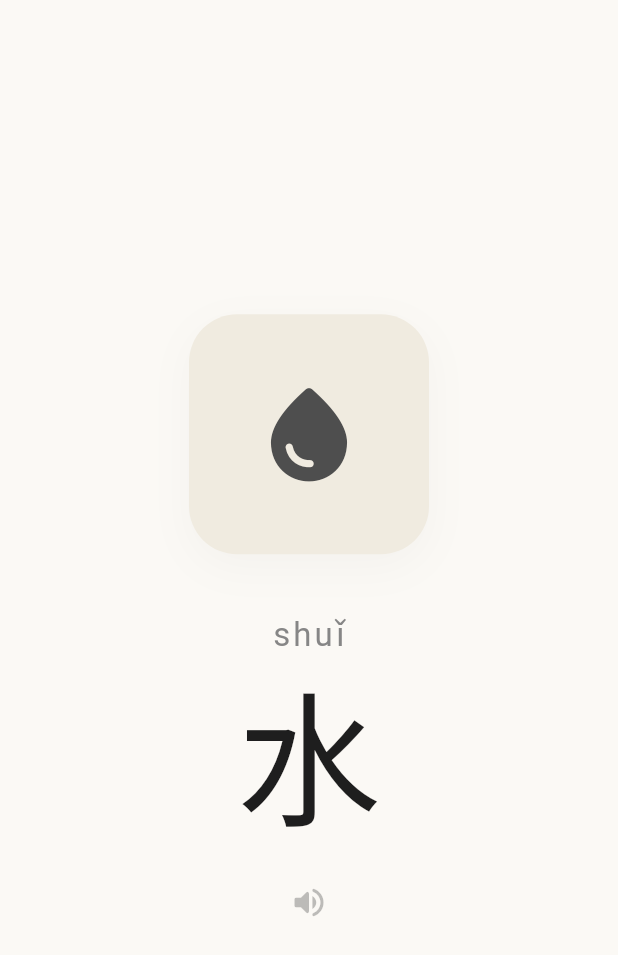
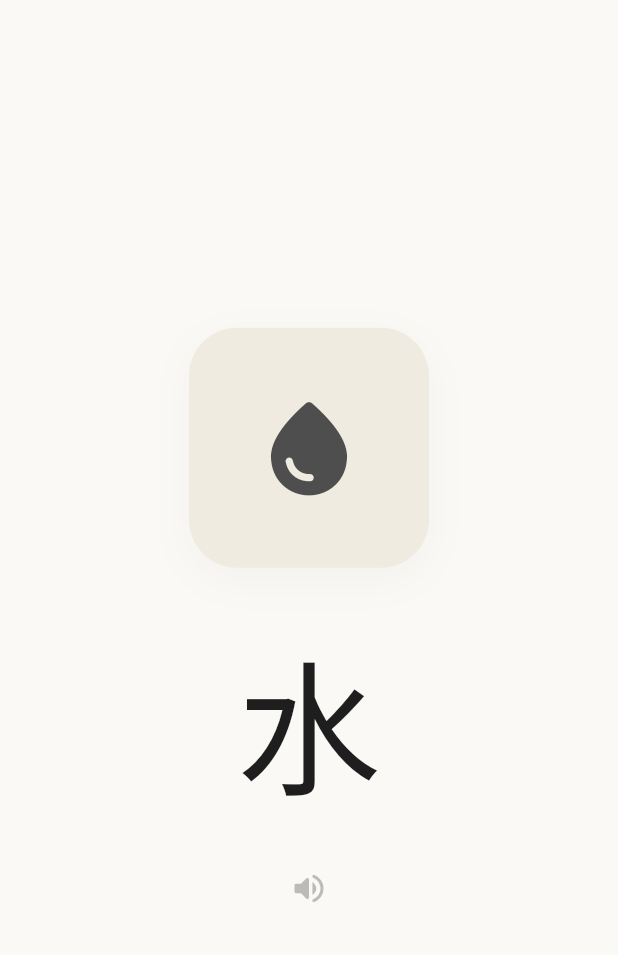
Before and after one commit to mansourvery-hub/gradually-, a Flutter app: the screen it shows after launch, on a phone screen of 412 x 824 dp. Shown: the top 955 px of the screen. Run offline on Flutter 3.47's test engine with Material 3 defaults, Android fonts, the phone set to English and light mode, and no system bars; our stand-ins replace drift, drift_flutter, flutter_riverpod; missing offline and left inert: dart_jieba, fsrs; accounts and stored records are empty; generated files the repository leaves out were written again.

Commit message:
feat: complete pinyin removal, smooth lightweight cross-fade, and full 45-word bootstrap curriculum rotation
- Remove all pinyin rendering from reader UI for pure monolingual immersion
- Add lightweight AnimatedSwitcher (200ms easeOut) for smooth card transitions
- Wire complete 45-word target bootstrap sequence (水, 茶, 喝, 吃, 米饭, 大, 小, 猫, 鱼, 跑, 天气, 下雨, 朋友...) followed by Stories 1-3
- Add least-recently-read rotation in V1ContentSelector for infinite smooth re-reading
- 65/65 tests passing, dart analyze clean, curriculum validator verified

Co-authored-by: z-ai/glm-5.3-free <noreply@z.ai>

```diff
--- a/lib/content/bootstrap_corpus.dart
+++ b/lib/content/bootstrap_corpus.dart
@@ -7,149 +7,122 @@ library;
 import '../core/token.dart';
 import 'content.dart';
 
-/// The default bootstrap curriculum for absolute beginners.
-final List<ContentItem> bootstrapCurriculum = [
-  // Unit 1: 水 (Water)
-  const ContentItem(
+/// The target bootstrap lexicon items (45 words/Hanzi backward-derived from Stories 1–3).
+const List<({String id, String surface, String concept})> kBootstrapLexicon = [
+  (id: '水', surface: '水', concept: 'water'),
+  (id: '茶', surface: '茶', concept: 'tea'),
+  (id: '喝', surface: '喝', concept: 'drink'),
+  (id: '吃', surface: '吃', concept: 'eat'),
+  (id: '米饭', surface: '米饭', concept: 'rice'),
+  (id: '我', surface: '我', concept: 'I / me'),
+  (id: '想', surface: '想', concept: 'want / think'),
+  (id: '也', surface: '也', concept: 'also / too'),
+  (id: '我们', surface: '我们', concept: 'we / us'),
+  (id: '一起', surface: '一起', concept: 'together'),
+  (id: '很', surface: '很', concept: 'very'),
+  (id: '好喝', surface: '好喝', concept: 'delicious to drink'),
+  (id: '好吃', surface: '好吃', concept: 'delicious to eat'),
+  (id: '好', surface: '好', concept: 'good'),
+  (id: '猫', surface: '猫', concept: 'cat'),
+  (id: '大', surface: '大', concept: 'big'),
+  (id: '小', surface: '小', concept: 'small'),
+  (id: '看', surface: '看', concept: 'look / see'),
+  (id: '要', surface: '要', concept: 'want / need'),
+  (id: '鱼', surface: '鱼', concept: 'fish'),
+  (id: '这里', surface: '这里', concept: 'here'),
+  (id: '有', surface: '有', concept: 'have / there is'),
+  (id: '一', surface: '一', concept: 'one'),
+  (id: '只', surface: '只', concept: 'measure word for animals'),
+  (id: '和', surface: '和', concept: 'and'),
+  (id: '它们', surface: '它们', concept: 'they (animals)'),
+  (id: '是', surface: '是', concept: 'is / are'),
+  (id: '朋友', surface: '朋友', concept: 'friend'),
+  (id: '天天', surface: '天天', concept: 'every day'),
+  (id: '在', surface: '在', concept: 'at / in'),
+  (id: '跑', surface: '跑', concept: 'run'),
+  (id: '今天', surface: '今天', concept: 'today'),
+  (id: '天气', surface: '天气', concept: 'weather'),
+  (id: '不', surface: '不', concept: 'not'),
+  (id: '下雨', surface: '下雨', concept: 'rain'),
+  (id: '了', surface: '了', concept: 'aspect particle'),
+  (id: '家', surface: '家', concept: 'home'),
+  (id: '里', surface: '里', concept: 'inside'),
+  (id: '书', surface: '书', concept: 'book'),
+  (id: '热', surface: '热', concept: 'hot / warm'),
+  (id: '爸爸', surface: '爸爸', concept: 'father'),
+  (id: '妈妈', surface: '妈妈', concept: 'mother'),
+  (id: '回来', surface: '回来', concept: 'come back'),
+  (id: '雨伞', surface: '雨伞', concept: 'umbrella'),
+  (id: '冷', surface: '冷', concept: 'cold'),
+];
+
+/// Builds the complete list of 45 beginner units sequenced in target order.
+List<ContentItem> _buildBootstrapUnits() {
+  final units = <ContentItem>[];
+
+  for (int i = 0; i < kBootstrapLexicon.length; i++) {
+    final item = kBootstrapLexicon[i];
+    final order = i + 1;
+    final id = 'unit-${(i + 1).toString().padLeft(3, '0')}-${item.id}';
+    final prevId = i > 0
+        ? 'unit-${i.toString().padLeft(3, '0')}-${kBootstrapLexicon[i - 1].id}'
+        : null;
+
+    units.add(
+      ContentItem(
         metadata: ContentMetadata(
-      id: 'unit-001-water',
-      title: '水',
+          id: id,
+          title: item.surface,
           type: ContentType.beginnerUnit,
-      curriculumOrder: 1,
-      prerequisiteIds: {},
+          curriculumOrder: order,
+          prerequisiteIds: prevId != null ? {prevId} : const {},
           difficultyEstimate: 1,
-      vocabulary: {'水'},
-      curriculumCriticalVocabulary: {'水'},
+          vocabulary: {item.id},
+          curriculumCriticalVocabulary: {item.id},
         ),
         sections: [
           ContentSection(
             id: 'sec-1',
-        text: '水',
-        visualAsset: 'assets/images/water.png',
-        audioAsset: 'assets/audio/shui.mp3',
+            text: item.surface,
+            visualAsset: 'assets/images/concepts/${item.id}.png',
+            audioAsset: 'assets/audio/words/${item.id}.mp3',
             sentences: [
               ContentSentence(
-            id: 'unit-001-s1',
-            text: '水',
-            tokens: [Token(vocabId: '水', surface: '水', start: 0, end: 1)],
-            criticalVocabIds: {'水'},
+                id: 's-$id',
+                text: item.surface,
+                tokens: [
+                  Token(
+                    vocabId: item.id,
+                    surface: item.surface,
+                    start: 0,
+                    end: item.surface.length,
+                  ),
+                ],
+                criticalVocabIds: {item.id},
               ),
             ],
           ),
         ],
       ),
+    );
+  }
 
-  // Unit 2: 茶 (Tea)
-  const ContentItem(
-    metadata: ContentMetadata(
-      id: 'unit-002-tea',
-      title: '茶',
-      type: ContentType.beginnerUnit,
-      curriculumOrder: 2,
-      prerequisiteIds: {'unit-001-water'},
-      difficultyEstimate: 1,
-      vocabulary: {'茶'},
-      curriculumCriticalVocabulary: {'茶'},
-    ),
-    sections: [
-      ContentSection(
-        id: 'sec-1',
-        text: '茶',
-        visualAsset: 'assets/images/tea.png',
-        audioAsset: 'assets/audio/cha.mp3',
-        sentences: [
-          ContentSentence(
-            id: 'unit-002-s1',
-            text: '茶',
-            tokens: [Token(vocabId: '茶', surface: '茶', start: 0, end: 1)],
-            criticalVocabIds: {'茶'},
-          ),
-        ],
-      ),
-    ],
-  ),
+  return units;
+}
 
-  // Unit 3: 喝 (Drink)
-  const ContentItem(
-    metadata: ContentMetadata(
-      id: 'unit-003-drink',
-      title: '喝',
-      type: ContentType.beginnerUnit,
-      curriculumOrder: 3,
-      prerequisiteIds: {'unit-002-tea'},
-      difficultyEstimate: 2,
-      vocabulary: {'喝', '水', '茶'},
-      curriculumCriticalVocabulary: {'喝'},
-    ),
-    sections: [
-      ContentSection(
-        id: 'sec-1',
-        text: '喝水。喝茶。',
-        visualAsset: 'assets/images/drink.png',
-        sentences: [
-          ContentSentence(
-            id: 'unit-003-s1',
-            text: '喝水。',
-            tokens: [
-              Token(vocabId: '喝', surface: '喝', start: 0, end: 1),
-              Token(vocabId: '水', surface: '水', start: 1, end: 2),
-            ],
-            criticalVocabIds: {'喝'},
-          ),
-          ContentSentence(
-            id: 'unit-003-s2',
-            text: '喝茶。',
-            tokens: [
-              Token(vocabId: '喝', surface: '喝', start: 0, end: 1),
-              Token(vocabId: '茶', surface: '茶', start: 1, end: 2),
-            ],
-            criticalVocabIds: {'喝'},
-          ),
-        ],
-      ),
-    ],
-  ),
+/// The default bootstrap curriculum containing 45 progressive exposure units + Stories 1–3.
+final List<ContentItem> bootstrapCurriculum = [
+  // 1. All 45 target-led beginner exposure units (orders 1..45)
+  ..._buildBootstrapUnits(),
 
-  // Unit 4: 吃 (Eat)
-  const ContentItem(
-    metadata: ContentMetadata(
-      id: 'unit-004-eat',
-      title: '吃',
-      type: ContentType.beginnerUnit,
-      curriculumOrder: 4,
-      prerequisiteIds: {'unit-003-drink'},
-      difficultyEstimate: 2,
-      vocabulary: {'吃', '米饭'},
-      curriculumCriticalVocabulary: {'吃', '米饭'},
-    ),
-    sections: [
-      ContentSection(
-        id: 'sec-1',
-        text: '吃米饭。',
-        visualAsset: 'assets/images/rice.png',
-        sentences: [
-          ContentSentence(
-            id: 'unit-004-s1',
-            text: '吃米饭。',
-            tokens: [
-              Token(vocabId: '吃', surface: '吃', start: 0, end: 1),
-              Token(vocabId: '米饭', surface: '米饭', start: 1, end: 3),
-            ],
-            criticalVocabIds: {'吃', '米饭'},
-          ),
-        ],
-      ),
-    ],
-  ),
-
-  // Story 1: 喝茶与米饭
+  // 2. Story 1: 喝茶与米饭 (Order 46)
   const ContentItem(
     metadata: ContentMetadata(
       id: 'story-001-drink-tea',
       title: '喝茶与米饭',
       type: ContentType.story,
-      curriculumOrder: 5,
-      prerequisiteIds: {'unit-004-eat'},
+      curriculumOrder: 46,
+      prerequisiteIds: {'unit-013-好吃'},
       difficultyEstimate: 2,
       vocabulary: {
         '我',
@@ -242,13 +215,13 @@ final List<ContentItem> bootstrapCurriculum = [
     ],
   ),
 
-  // Story 2: 大猫与小猫
+  // 3. Story 2: 大猫与小猫 (Order 47)
   const ContentItem(
     metadata: ContentMetadata(
       id: 'story-002-cats',
       title: '大猫与小猫',
       type: ContentType.story,
-      curriculumOrder: 6,
+      curriculumOrder: 47,
       prerequisiteIds: {'story-001-drink-tea'},
       difficultyEstimate: 2,
       vocabulary: {
@@ -375,13 +348,13 @@ final List<ContentItem> bootstrapCurriculum = [
     ],
   ),
 
-  // Story 3: 今天下雨
+  // 4. Story 3: 今天下雨 (Order 48)
   const ContentItem(
     metadata: ContentMetadata(
       id: 'story-003-rainy-day',
       title: '今天下雨',
       type: ContentType.story,
-      curriculumOrder: 7,
+      curriculumOrder: 48,
       prerequisiteIds: {'story-002-cats'},
       difficultyEstimate: 3,
       vocabulary: {
--- a/lib/reader/home.dart
+++ b/lib/reader/home.dart
@@ -1,5 +1,4 @@
-/// Radical zero-friction, button-free monolingual reader with scaffold decay
-/// (AGENTS.md §3, CONTENT.md §6, CHOICES.md §1).
+/// Radical zero-friction, button-free monolingual reader (AGENTS.md §3, CHOICES.md §1).
 ///
 /// Widgets only: consumes Riverpod providers, contains no learning logic.
 /// All progression is driven by natural tap/gesture interactions.
@@ -34,8 +33,6 @@ class _HomeScreenState extends ConsumerState<HomeScreen> {
   Widget build(BuildContext context) {
     final dueCardsAsync = ref.watch(dueReviewCardsProvider);
     final nextExperienceAsync = ref.watch(nextExperienceProvider);
-    final learnerState =
-        ref.watch(learnerStateStreamProvider).value ?? const LearnerState();
 
     // 1. Post-exposure phase: If an SRS card is due, present review card
     final dueCards = dueCardsAsync.value ?? const [];
@@ -45,6 +42,7 @@ class _HomeScreenState extends ConsumerState<HomeScreen> {
         backgroundColor: const Color(0xFFFBF9F5),
         body: SafeArea(
           child: _ButtonlessReviewView(
+            key: ValueKey(activeCard.card.id),
             record: activeCard,
             onRecallCompleted: (grade) => _handleReviewGrade(activeCard, grade),
           ),
@@ -56,20 +54,24 @@ class _HomeScreenState extends ConsumerState<HomeScreen> {
     final contentItem =
         nextExperienceAsync.value ?? bootstrapCurriculum.firstOrNull;
 
-    if (contentItem != null) {
-      final wordExposure =
-          learnerState.exposure[contentItem.id]?.encounterCount ?? 0;
-
     return Scaffold(
-        backgroundColor: const Color(0xFFFBF9F5),
+      backgroundColor: const Color(0xFFFBF9F5), // Calm paper tone
       body: SafeArea(
-          child: contentItem.type == ContentType.beginnerUnit
+        child: AnimatedSwitcher(
+          duration: const Duration(milliseconds: 200),
+          switchInCurve: Curves.easeOut,
+          switchOutCurve: Curves.easeIn,
+          child: contentItem != null
+              ? (contentItem.type == ContentType.beginnerUnit
                     ? _ButtonlessBeginnerUnitView(
+                        key: ValueKey(contentItem.id),
                         item: contentItem,
-                  encounterCount: wordExposure,
                         onAdvance: () => _handleItemCompletion(contentItem),
                       )
                     : _ButtonlessStoryReaderView(
+                        key: ValueKey(
+                          '${contentItem.id}-$_currentSectionIndex',
+                        ),
                         item: contentItem,
                         sectionIndex: _currentSectionIndex,
                         onAdvance: () {
@@ -80,15 +82,9 @@ class _HomeScreenState extends ConsumerState<HomeScreen> {
                             _handleItemCompletion(contentItem);
                           }
                         },
-                ),
-        ),
-      );
-    }
-
-    return const Scaffold(
-      backgroundColor: Color(0xFFFBF9F5),
-      body: SafeArea(
-        child: Center(
+                      ))
+              : const Center(
+                  key: ValueKey('empty-splash'),
                   child: Text(
                     '渐入',
                     style: TextStyle(
@@ -96,6 +92,7 @@ class _HomeScreenState extends ConsumerState<HomeScreen> {
                       fontWeight: FontWeight.w200,
                       letterSpacing: 8,
                       color: Color(0xFF2C2C2C),
+                    ),
                   ),
                 ),
         ),
@@ -182,31 +179,20 @@ class _HomeScreenState extends ConsumerState<HomeScreen> {
   }
 }
 
-/// Pure button-free beginner unit with automatic scaffold decay (CONTENT.md §6).
+/// Pure button-free beginner unit: tap anywhere to absorb and advance.
 class _ButtonlessBeginnerUnitView extends StatelessWidget {
   const _ButtonlessBeginnerUnitView({
+    super.key,
     required this.item,
-    required this.encounterCount,
     required this.onAdvance,
   });
 
   final ContentItem item;
-  final int encounterCount;
   final VoidCallback onAdvance;
 
   @override
   Widget build(BuildContext context) {
     final mainWord = item.metadata.title;
-    final pinyin = _getPinyinForWord(mainWord);
-
-    // Scaffold decay formula: opacity decreases as encounters grow (CONTENT.md §6)
-    final double pinyinOpacity = encounterCount <= 1
-        ? 0.9
-        : encounterCount == 2
-        ? 0.5
-        : encounterCount == 3
-        ? 0.2
-        : 0.0;
 
     return GestureDetector(
       behavior: HitTestBehavior.opaque,
@@ -237,26 +223,9 @@ class _ButtonlessBeginnerUnitView extends StatelessWidget {
                   child: Center(child: _buildVisualPlaceholder(mainWord)),
                 ),
 
-                const SizedBox(height: 36),
+                const SizedBox(height: 52),
 
-                // Scaffolding: Pinyin + Tone mark (Decays automatically)
-                AnimatedOpacity(
-                  opacity: pinyinOpacity,
-                  duration: const Duration(milliseconds: 300),
-                  child: Text(
-                    pinyin,
-                    style: const TextStyle(
-                      fontSize: 22,
-                      fontWeight: FontWeight.w400,
-                      letterSpacing: 2,
-                      color: Color(0xFF7A7A7A),
-                    ),
-                  ),
-                ),
-
-                const SizedBox(height: 12),
-
-                // Prominent Large Hanzi
+                // Prominent Large Hanzi (Pure Monolingual — NO PINYIN)
                 Text(
                   mainWord,
                   textAlign: TextAlign.center,
@@ -268,7 +237,7 @@ class _ButtonlessBeginnerUnitView extends StatelessWidget {
                   ),
                 ),
 
-                const SizedBox(height: 36),
+                const SizedBox(height: 48),
 
                 // Subtle audio prompt
                 Icon(
@@ -284,35 +253,38 @@ class _ButtonlessBeginnerUnitView extends StatelessWidget {
     );
   }
 
-  String _getPinyinForWord(String word) {
-    switch (word) {
-      case '水':
-        return 'shuǐ';
-      case '茶':
-        return 'chá';
-      case '喝':
-        return 'hē';
-      case '吃':
-        return 'chī';
-      case '米饭':
-        return 'mǐ fàn';
-      default:
-        return '';
-    }
-  }
-
   Widget _buildVisualPlaceholder(String word) {
     IconData iconData;
     switch (word) {
       case '水':
         iconData = Icons.water_drop_rounded;
       case '茶':
+      case '好喝':
         iconData = Icons.emoji_food_beverage_rounded;
       case '喝':
         iconData = Icons.local_cafe_rounded;
       case '吃':
+      case '好吃':
       case '米饭':
         iconData = Icons.rice_bowl_rounded;
+      case '猫':
+        iconData = Icons.pets_rounded;
+      case '鱼':
+        iconData = Icons.set_meal_rounded;
+      case '跑':
+        iconData = Icons.directions_run_rounded;
+      case '下雨':
+      case '雨伞':
+      case '天气':
+        iconData = Icons.umbrella_rounded;
+      case '家':
+        iconData = Icons.home_rounded;
+      case '书':
+        iconData = Icons.menu_book_rounded;
+      case '热':
+        iconData = Icons.whatshot_rounded;
+      case '冷':
+        iconData = Icons.ac_unit_rounded;
       default:
         iconData = Icons.auto_stories_rounded;
     }
@@ -324,6 +296,7 @@ class _ButtonlessBeginnerUnitView extends StatelessWidget {
 /// Pure button-free story reader: tap anywhere to read the next sentence/scene.
 class _ButtonlessStoryReaderView extends StatelessWidget {
   const _ButtonlessStoryReaderView({
+    super.key,
     required this.item,
     required this.sectionIndex,
     required this.onAdvance,
@@ -396,6 +369,7 @@ class _ButtonlessStoryReaderView extends StatelessWidget {
 /// Gesture-driven, buttonless review card (post-exposure phase).
 class _ButtonlessReviewView extends StatefulWidget {
   const _ButtonlessReviewView({
+    super.key,
     required this.record,
     required this.onRecallCompleted,
   });
```
Also changed, not shown: lib/selector/selector.dart (+24 -8 lines). Lines whose indentation alone changed are shown as unchanged.
